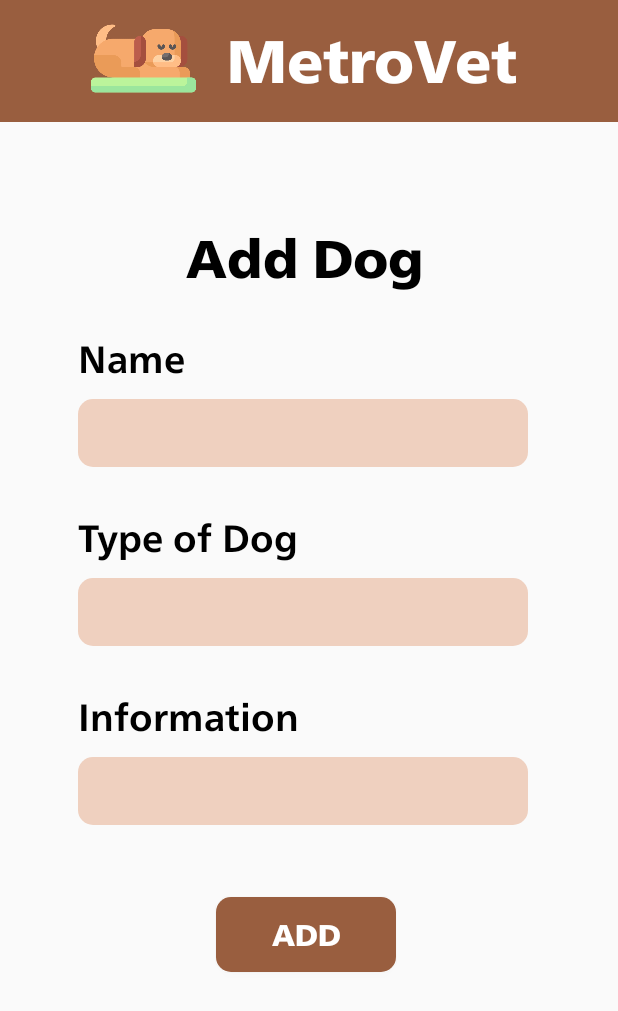
After one commit to rcbcalanoc/MetroVet, an Android app: the layout add_dog.xml on its own in the app's theme, with its tools: preview values and no code run, on a phone screen of 412 x 824 dp. The commit adds this screen. Shown: the top 1011 px of the screen. Run offline under Robolectric (Android 15) with nearby library versions, the phone set to English and light mode, and no system bars.

Commit message:
'Add dog' form added with design completed

```diff
--- a/app/src/main/AndroidManifest.xml
+++ b/app/src/main/AndroidManifest.xml
@@ -45,6 +45,15 @@
             android:exported="true">
             <!-- Define an intent filter if AdminActivity is meant to be a launchable activity -->
         </activity>
+
+        <activity
+            android:name=".AddDogActivity"
+            android:exported="true">
+            <intent-filter>
+                <action android:name="android.intent.action.MAIN" />
+                <category android:name="android.intent.category.LAUNCHER" />
+            </intent-filter>
+        </activity>
+
     </application>
-
 </manifest>
--- /dev/null
+++ b/app/src/main/java/com/example/metrovet_frontend/AddDogActivity.java
@@ -0,0 +1,44 @@
+// AddDogActivity.java
+package com.example.metrovet_frontend;
+
+import android.content.Intent;
+import android.os.Bundle;
+import android.view.View;
+import android.widget.Button;
+import android.widget.EditText;
+import android.widget.TextView;
+
+import androidx.appcompat.app.AppCompatActivity;
+
+public class AddDogActivity extends AppCompatActivity {
+
+    @Override
+    protected void onCreate(Bundle savedInstanceState) {
+        super.onCreate(savedInstanceState);
+        setContentView(R.layout.add_dog);
+
+        // Get references to UI elements
+        TextView headerName = findViewById(R.id.header_name);
+        EditText addFillName = findViewById(R.id.add_fill_name);
+        EditText addFillType = findViewById(R.id.add_fill_type);
+        EditText addFillInfo = findViewById(R.id.add_fill_info);
+        Button addButton = findViewById(R.id.button);
+
+        // Set click listener for the header_name TextView
+        headerName.setOnClickListener(new View.OnClickListener() {
+            @Override
+            public void onClick(View view) {
+                // Navigate back to AdminActivity
+                finish(); // This will close the current activity and go back to the previous one
+            }
+        });
+
+        // Add your logic for the addButton click listener if needed
+        addButton.setOnClickListener(new View.OnClickListener() {
+            @Override
+            public void onClick(View view) {
+                // Add your logic for the button click (e.g., saving dog information)
+            }
+        });
+    }
+}
--- a/app/src/main/java/com/example/metrovet_frontend/AdminActivity.java
+++ b/app/src/main/java/com/example/metrovet_frontend/AdminActivity.java
@@ -1,8 +1,10 @@
 // AdminActivity.java
 package com.example.metrovet_frontend;
 
+import android.content.Intent;
 import android.os.Bundle;
 import android.view.View;
+import android.widget.ImageView;
 import android.widget.TextView;
 
 import androidx.appcompat.app.AppCompatActivity;
@@ -30,5 +32,15 @@ public class AdminActivity extends AppCompatActivity {
                         .commit();
             }
         });
+
+        ImageView addButton = findViewById(R.id.add_button);
+        addButton.setOnClickListener(new View.OnClickListener() {
+            @Override
+            public void onClick(View view) {
+                // Start the AddDogActivity
+                Intent intent = new Intent(AdminActivity.this, AddDogActivity.class);
+                startActivity(intent);
+            }
+        });
     }
 }
--- /dev/null
+++ b/app/src/main/res/drawable/custom_form.xml
@@ -0,0 +1,8 @@
+<!-- custom_form_design.xml -->
+<shape xmlns:android="http://schemas.android.com/apk/res/android"
+    android:shape="rectangle">
+    <!-- Background Color -->
+    <solid android:color="#EFD0BF" />
+    <!-- Border Radius -->
+    <corners android:radius="10dp" />
+</shape>
--- /dev/null
+++ b/app/src/main/res/layout/add_dog.xml
@@ -0,0 +1,152 @@
+<?xml version="1.0" encoding="utf-8"?>
+<androidx.constraintlayout.widget.ConstraintLayout xmlns:android="http://schemas.android.com/apk/res/android"
+    xmlns:app="http://schemas.android.com/apk/res-auto"
+    xmlns:tools="http://schemas.android.com/tools"
+    android:layout_width="match_parent"
+    android:layout_height="match_parent">
+    <View
+        android:id="@+id/header"
+        android:layout_width="wrap_content"
+        android:layout_height="81dp"
+        android:background="@color/main_color"
+        app:layout_constraintStart_toStartOf="parent"
+        app:layout_constraintTop_toTopOf="parent" />
+
+    <TextView
+        android:id="@+id/header_name"
+        android:layout_width="wrap_content"
+        android:layout_height="wrap_content"
+        android:layout_marginTop="4dp"
+        android:layout_marginEnd="68dp"
+        android:fontFamily="@font/neue_frutiger_world_black"
+        android:text="@string/app_name"
+        android:textAlignment="center"
+        android:textColor="@color/white"
+        android:textSize="40dp"
+        app:layout_constraintEnd_toEndOf="@id/header"
+        app:layout_constraintTop_toTopOf="@id/header" />
+
+    <ImageView
+        android:id="@+id/main_icon"
+        android:layout_width="70dp"
+        android:layout_height="70dp"
+        android:layout_marginTop="4dp"
+        android:layout_marginEnd="20dp"
+        app:layout_constraintEnd_toStartOf="@+id/header_name"
+        app:layout_constraintTop_toTopOf="@id/header"
+        app:srcCompat="@drawable/icon" />
+
+    <TextView
+        android:id="@+id/add_dog_header"
+        android:layout_width="wrap_content"
+        android:layout_height="wrap_content"
+        android:layout_marginStart="124dp"
+        android:layout_marginTop="140dp"
+        android:fontFamily="@font/neue_frutiger_world_black"
+        android:text="@string/add_dog"
+        android:textColor="@color/black"
+        android:textSize="35dp"
+        app:layout_constraintStart_toStartOf="parent"
+        app:layout_constraintTop_toTopOf="parent" />
+
+    <TextView
+        android:id="@+id/add_dog_name"
+        android:layout_width="wrap_content"
+        android:layout_height="wrap_content"
+        android:layout_marginStart="52dp"
+        android:layout_marginTop="12dp"
+        android:fontFamily="@font/neue_frutiger_world_bold"
+        android:text="@string/name"
+        android:textColor="@color/black"
+        android:textSize="25dp"
+        app:layout_constraintStart_toStartOf="parent"
+        app:layout_constraintTop_toBottomOf="@+id/add_dog_header" />
+
+    <TextView
+        android:id="@+id/add_dog_type"
+        android:layout_width="wrap_content"
+        android:layout_height="wrap_content"
+        android:layout_marginStart="52dp"
+        android:layout_marginTop="24dp"
+        android:fontFamily="@font/neue_frutiger_world_bold"
+        android:text="@string/dog_type"
+        android:textColor="@color/black"
+        android:textSize="25dp"
+        app:layout_constraintStart_toStartOf="parent"
+        app:layout_constraintTop_toBottomOf="@+id/add_fill_name" />
+
+    <TextView
+        android:id="@+id/add_dog_info"
+        android:layout_width="wrap_content"
+        android:layout_height="wrap_content"
+        android:layout_marginStart="52dp"
+        android:layout_marginTop="24dp"
+        android:fontFamily="@font/neue_frutiger_world_bold"
+        android:text="@string/information"
+        android:textColor="@color/black"
+        android:textSize="25dp"
+        app:layout_constraintStart_toStartOf="parent"
+        app:layout_constraintTop_toBottomOf="@+id/add_fill_type" />
+
+    <EditText
+        android:id="@+id/add_fill_name"
+        android:layout_width="300dp"
+        android:layout_height="45dp"
+        android:layout_marginStart="52dp"
+        android:layout_marginTop="4dp"
+        android:background="@drawable/custom_form"
+        android:ems="10"
+        android:fontFamily="@font/neue_frutiger_world_regular"
+        android:inputType="text"
+        android:paddingLeft="10dp"
+        android:paddingRight="10dp"
+        android:textSize="20dp"
+        app:layout_constraintStart_toStartOf="parent"
+        app:layout_constraintTop_toBottomOf="@+id/add_dog_name" />
+
+    <EditText
+        android:id="@+id/add_fill_type"
+        android:layout_width="300dp"
+        android:layout_height="45dp"
+        android:layout_marginStart="52dp"
+        android:layout_marginTop="4dp"
+        android:background="@drawable/custom_form"
+        android:ems="10"
+        android:fontFamily="@font/neue_frutiger_world_regular"
+        android:inputType="text"
+        android:paddingLeft="10dp"
+        android:paddingRight="10dp"
+        android:textSize="20dp"
+        app:layout_constraintStart_toStartOf="parent"
+        app:layout_constraintTop_toBottomOf="@+id/add_dog_type" />
+
+    <EditText
+        android:id="@+id/add_fill_info"
+        android:layout_width="300dp"
+        android:layout_height="45dp"
+        android:layout_marginStart="52dp"
+        android:layout_marginTop="4dp"
+        android:background="@drawable/custom_form"
+        android:ems="10"
+        android:fontFamily="@font/neue_frutiger_world_regular"
+        android:inputType="text"
+        android:paddingLeft="10dp"
+        android:paddingRight="10dp"
+        android:textSize="20dp"
+        app:layout_constraintStart_toStartOf="parent"
+        app:layout_constraintTop_toBottomOf="@+id/add_dog_info" />
+
+    <Button
+        android:id="@+id/button"
+        android:layout_width="120dp"
+        android:layout_height="50dp"
+        android:layout_marginStart="144dp"
+        android:layout_marginTop="48dp"
+        android:background="@drawable/custom_button"
+        android:fontFamily="@font/neue_frutiger_world_black"
+        android:text="@string/add"
+        android:textColor="@color/white"
+        android:textSize="20dp"
+        app:layout_constraintStart_toStartOf="parent"
+        app:layout_constraintTop_toBottomOf="@+id/add_fill_info" />
+</androidx.constraintlayout.widget.ConstraintLayout>
```
